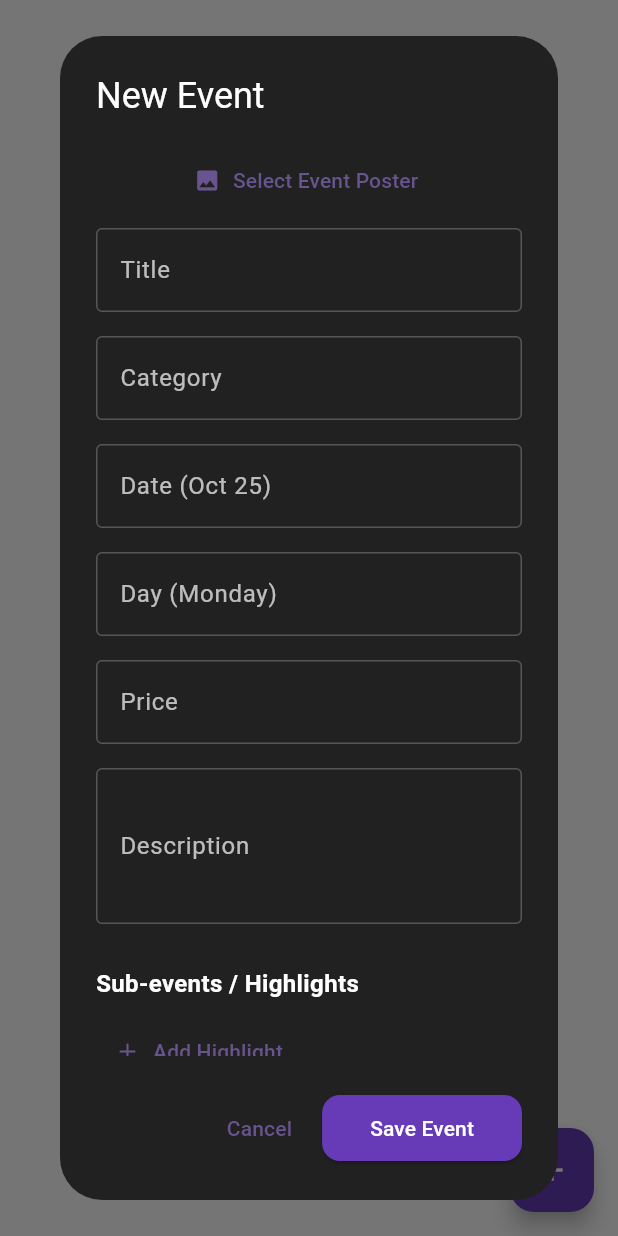
After one commit to MuhammadWaqas5775/Event_Oreintation-App, a Flutter app: the EventManagement screen opened directly, after a tap on the "add" icon, on a phone screen of 412 x 824 dp. The commit adds this screen. Run offline on Flutter 3.47's test engine with Material 3 defaults, Android fonts, the phone set to English and light mode, and no system bars; our stand-ins replace carousel_slider, cloud_firestore, dio, firebase_auth, firebase_core, flutter_dotenv and 6 more; missing offline and left inert: circular_bottom_navigation, cloudinary_public, flutter_stripe; accounts and stored records are empty.

Commit message:
resolve some errors related to .env import

```diff
--- /dev/null
+++ b/lib/AdminPage.dart
@@ -0,0 +1,350 @@
+import 'dart:io';
+import 'package:firebase_auth/firebase_auth.dart';
+import 'package:flutter/foundation.dart';
+import 'package:flutter/material.dart';
+import 'package:image_picker/image_picker.dart';
+import 'package:ueo_app/services/admin_service.dart';
+
+class AdminPage extends StatefulWidget {
+  const AdminPage({super.key});
+
+  @override
+  State<AdminPage> createState() => _AdminPageState();
+}
+
+class _AdminPageState extends State<AdminPage> {
+  final AdminService _adminService = AdminService();
+  int _selectedIndex = 0;
+
+  void _logout() async {
+    await FirebaseAuth.instance.signOut();
+    if (mounted) {
+      Navigator.pushReplacementNamed(context, "/");
+    }
+  }
+
+  @override
+  Widget build(BuildContext context) {
+    return Scaffold(
+      extendBodyBehindAppBar: true,
+      appBar: AppBar(
+        title: const Text("Admin Panel", style: TextStyle(color: Colors.white, fontWeight: FontWeight.bold)),
+        backgroundColor: Colors.transparent,
+        elevation: 0,
+        iconTheme: const IconThemeData(color: Colors.white),
+      ),
+      body: Stack(
+        children: [
+          Positioned.fill(child: Image.asset("assets/background.png", fit: BoxFit.cover)),
+          Positioned.fill(child: Container(color: Colors.black.withOpacity(0.6))),
+          SafeArea(
+            child: Row(
+              children: [
+                NavigationRail(
+                  backgroundColor: Colors.transparent,
+                  selectedIndex: _selectedIndex,
+                  onDestinationSelected: (int index) {
+                    if (index == 2) {
+                      _logout();
+                    } else {
+                      setState(() => _selectedIndex = index);
+                    }
+                  },
+                  labelType: NavigationRailLabelType.all,
+                  selectedIconTheme: const IconThemeData(color: Colors.deepPurpleAccent),
+                  unselectedIconTheme: const IconThemeData(color: Colors.white70),
+                  selectedLabelTextStyle: const TextStyle(color: Colors.deepPurpleAccent),
+                  unselectedLabelTextStyle: const TextStyle(color: Colors.white70),
+                  destinations: const [
+                    NavigationRailDestination(icon: Icon(Icons.event), label: Text('Events')),
+                    NavigationRailDestination(icon: Icon(Icons.people), label: Text('Users')),
+                    NavigationRailDestination(icon: Icon(Icons.logout), label: Text('Logout')),
+                  ],
+                ),
+                const VerticalDivider(thickness: 1, width: 1, color: Colors.white10),
+                Expanded(
+                  child: _selectedIndex == 0 ? const EventManagement() : const UserManagement(),
+                ),
+              ],
+            ),
+          ),
+        ],
+      ),
+    );
+  }
+}
+
+class EventManagement extends StatelessWidget {
+  const EventManagement({super.key});
+
+  @override
+  Widget build(BuildContext context) {
+    final adminService = AdminService();
+    return Scaffold(
+      backgroundColor: Colors.transparent,
+      floatingActionButton: FloatingActionButton(
+        backgroundColor: Colors.deepPurple,
+        onPressed: () => showDialog(context: context, builder: (_) => const EventDialog()),
+        child: const Icon(Icons.add, color: Colors.white),
+      ),
+      body: StreamBuilder<List<Map<String, dynamic>>>(
+        stream: adminService.getEvents(),
+        builder: (context, snapshot) {
+          if (snapshot.hasError) return Center(child: Text("Error: ${snapshot.error}", style: const TextStyle(color: Colors.white)));
+          if (!snapshot.hasData) return const Center(child: CircularProgressIndicator());
+
+          final events = snapshot.data!;
+          return ListView.builder(
+            padding: const EdgeInsets.all(16),
+            itemCount: events.length,
+            itemBuilder: (context, index) {
+              final event = events[index];
+              return Card(
+                color: Colors.white.withOpacity(0.1),
+                margin: const EdgeInsets.only(bottom: 12),
+                child: ListTile(
+                  leading: ClipRRect(
+                    borderRadius: BorderRadius.circular(8),
+                    child: Image.network(
+                      event['detail'][0]['imgurl'],
+                      width: 50, height: 50, fit: BoxFit.cover,
+                      errorBuilder: (_, __, ___) => const Icon(Icons.broken_image, color: Colors.white)
+                    ),
+                  ),
+                  title: Text(event['title'], style: const TextStyle(color: Colors.white, fontWeight: FontWeight.bold)),
+                  subtitle: Text("${event['category']} • Rs ${event['price']}", style: const TextStyle(color: Colors.white70)),
+                  trailing: Row(
+                    mainAxisSize: MainAxisSize.min,
+                    children: [
+                      IconButton(icon: const Icon(Icons.edit, color: Colors.blueAccent), onPressed: () => showDialog(context: context, builder: (_) => EventDialog(event: event))),
+                      IconButton(icon: const Icon(Icons.delete, color: Colors.redAccent), onPressed: () => adminService.deleteEvent(event['id'])),
+                    ],
+                  ),
+                ),
+              );
+            },
+          );
+        },
+      ),
+    );
+  }
+}
+
+class UserManagement extends StatelessWidget {
+  const UserManagement({super.key});
+
+  @override
+  Widget build(BuildContext context) {
+    final adminService = AdminService();
+    return StreamBuilder<List<Map<String, dynamic>>>(
+      stream: adminService.getUsers(),
+      builder: (context, snapshot) {
+        if (snapshot.hasError) return Center(child: Text("Error: ${snapshot.error}", style: const TextStyle(color: Colors.white)));
+        if (!snapshot.hasData) return const Center(child: CircularProgressIndicator());
+
+        final users = snapshot.data!;
+        return ListView.builder(
+          padding: const EdgeInsets.all(16),
+          itemCount: users.length,
+          itemBuilder: (context, index) {
+            final user = users[index];
+            return Card(
+              color: Colors.white.withOpacity(0.1),
+              child: ListTile(
+                leading: CircleAvatar(
+                  backgroundImage: (user['profileImageUrl'] != null && user['profileImageUrl'] != "") ? NetworkImage(user['profileImageUrl']) : null,
+                  child: user['profileImageUrl'] == null ? const Icon(Icons.person) : null,
+                ),
+                title: Text(user['displayName'] ?? "User", style: const TextStyle(color: Colors.white)),
+                subtitle: Text(user['email'] ?? "", style: const TextStyle(color: Colors.white70)),
+                trailing: IconButton(
+                  icon: const Icon(Icons.delete, color: Colors.redAccent),
+                  onPressed: () => adminService.deleteUser(user['uid']),
+                ),
+              ),
+            );
+          },
+        );
+      },
+    );
+  }
+}
+
+class EventDialog extends StatefulWidget {
+  final Map<String, dynamic>? event;
+  const EventDialog({super.key, this.event});
+  @override
+  State<EventDialog> createState() => _EventDialogState();
+}
+
+class _EventDialogState extends State<EventDialog> {
+  final _formKey = GlobalKey<FormState>();
+  final AdminService _adminService = AdminService();
+  late TextEditingController _title, _cat, _date, _day, _price, _desc;
+  List<Map<String, dynamic>> _subEvents = [];
+  XFile? _imageFile;
+  bool _isSaving = false;
+
+  @override
+  void initState() {
+    super.initState();
+    _title = TextEditingController(text: widget.event?['title']);
+    _cat = TextEditingController(text: widget.event?['category']);
+    _date = TextEditingController(text: widget.event?['date']);
+    _day = TextEditingController(text: widget.event?['day']);
+    _price = TextEditingController(text: widget.event?['price']);
+    _desc = TextEditingController(text: widget.event?['detail'][0]['description']);
+    if (widget.event != null && widget.event!['subevents'] != null) {
+      _subEvents = List<Map<String, dynamic>>.from(widget.event!['subevents']);
+    }
+  }
+
+  void _addSubEvent() {
+    setState(() => _subEvents.add({"description": ""}));
+  }
+
+  void _removeSubEvent(int index) {
+    setState(() => _subEvents.removeAt(index));
+  }
+
+  @override
+  Widget build(BuildContext context) {
+    return AlertDialog(
+      backgroundColor: Colors.grey[900],
+      title: Text(widget.event == null ? "New Event" : "Edit Event", style: const TextStyle(color: Colors.white)),
+      content: SizedBox(
+        width: 500,
+        child: SingleChildScrollView(
+          child: Form(
+            key: _formKey,
+            child: Column(
+              crossAxisAlignment: CrossAxisAlignment.start,
+              children: [
+                Center(
+                  child: Column(
+                    children: [
+                      if (_imageFile != null)
+                        ClipRRect(
+                          borderRadius: BorderRadius.circular(10),
+                          child: kIsWeb ? Image.network(_imageFile!.path, height: 150) : Image.file(File(_imageFile!.path), height: 150)
+                        )
+                      else if (widget.event != null)
+                        ClipRRect(
+                          borderRadius: BorderRadius.circular(10),
+                          child: Image.network(widget.event!['detail'][0]['imgurl'], height: 150, fit: BoxFit.cover)
+                        ),
+                      TextButton.icon(
+                        onPressed: () async {
+                          final picked = await ImagePicker().pickImage(source: ImageSource.gallery);
+                          if (picked != null) setState(() => _imageFile = picked);
+                        },
+                        icon: const Icon(Icons.image),
+                        label: const Text("Select Event Poster")
+                      ),
+                    ],
+                  ),
+                ),
+                _buildField(_title, "Title"),
+                _buildField(_cat, "Category"),
+                _buildField(_date, "Date (Oct 25)"),
+                _buildField(_day, "Day (Monday)"),
+                _buildField(_price, "Price"),
+                _buildField(_desc, "Description", maxLines: 3),
+                const SizedBox(height: 20),
+                const Text("Sub-events / Highlights", style: TextStyle(color: Colors.white, fontWeight: FontWeight.bold, fontSize: 16)),
+                const SizedBox(height: 10),
+                ..._subEvents.asMap().entries.map((entry) {
+                  int idx = entry.key;
+                  return Padding(
+                    padding: const EdgeInsets.only(bottom: 8.0),
+                    child: Row(
+                      children: [
+                        Expanded(
+                          child: TextFormField(
+                            initialValue: _subEvents[idx]['description'],
+                            style: const TextStyle(color: Colors.white),
+                            decoration: const InputDecoration(
+                              hintText: "Subevent description",
+                              hintStyle: TextStyle(color: Colors.white38),
+                              enabledBorder: UnderlineInputBorder(borderSide: BorderSide(color: Colors.white24)),
+                            ),
+                            onChanged: (v) => _subEvents[idx]['description'] = v,
+                          ),
+                        ),
+                        IconButton(icon: const Icon(Icons.remove_circle, color: Colors.redAccent), onPressed: () => _removeSubEvent(idx)),
+                      ],
+                    ),
+                  );
+                }).toList(),
+                TextButton.icon(onPressed: _addSubEvent, icon: const Icon(Icons.add), label: const Text("Add Highlight")),
+              ],
+            ),
+          ),
+        ),
+      ),
+      actions: [
+        TextButton(onPressed: () => Navigator.pop(context), child: const Text("Cancel")),
+        _isSaving ? const CircularProgressIndicator() : ElevatedButton(
+          style: ElevatedButton.styleFrom(backgroundColor: Colors.deepPurple),
+          onPressed: _save,
+          child: const Text("Save Event", style: TextStyle(color: Colors.white))
+        ),
+      ],
+    );
+  }
+
+  Widget _buildField(TextEditingController controller, String label, {int maxLines = 1}) {
+    return Padding(
+      padding: const EdgeInsets.symmetric(vertical: 8.0),
+      child: TextFormField(
+        controller: controller,
+        maxLines: maxLines,
+        style: const TextStyle(color: Colors.white),
+        decoration: InputDecoration(
+          labelText: label,
+          labelStyle: const TextStyle(color: Colors.white70),
+          enabledBorder: const OutlineInputBorder(borderSide: BorderSide(color: Colors.white24)),
+          focusedBorder: const OutlineInputBorder(borderSide: BorderSide(color: Colors.deepPurple)),
+        ),
+        validator: (v) => v!.isEmpty ? "Required" : null,
+      ),
+    );
+  }
+
+  Future<void> _save() async {
+    if (!_formKey.currentState!.validate()) return;
+    setState(() => _isSaving = true);
+    try {
+      if (widget.event == null) {
+        await _adminService.addEvent(
+          title: _title.text,
+          category: _cat.text,
+          date: _date.text,
+          day: _day.text,
+          price: _price.text,
+          description: _desc.text,
+          imageFile: _imageFile,
+          subEvents: _subEvents
+        );
+      } else {
+        await _adminService.updateEvent(
+          eventId: widget.event!['id'],
+          title: _title.text,
+          category: _cat.text,
+          date: _date.text,
+          day: _day.text,
+          price: _price.text,
+          description: _desc.text,
+          newImageFile: _imageFile,
+          existingImageUrl: widget.event!['detail'][0]['imgurl'],
+          subEvents: _subEvents
+        );
+      }
+      Navigator.pop(context);
+    } catch (e) {
+      ScaffoldMessenger.of(context).showSnackBar(SnackBar(content: Text("Error: $e")));
+    } finally {
+      setState(() => _isSaving = false);
+    }
+  }
+}
--- a/lib/main.dart
+++ b/lib/main.dart
@@ -5,8 +5,8 @@ import 'package:provider/provider.dart';
 import 'package:ueo_app/AdminPage.dart';
 import 'package:ueo_app/SplashScreen.dart';
 import 'package:ueo_app/theme_provider.dart';
-import 'package:ueo_app/const.dart';
 import 'package:ueo_app/notification_service.dart';
+import 'package:flutter_dotenv/flutter_dotenv.dart';
 import 'Loginscreen.dart';
 import 'Signupscreen.dart';
 import 'HomePage.dart';
--- /dev/null
+++ b/lib/services/admin_service.dart
@@ -0,0 +1,131 @@
+import 'package:cloud_firestore/cloud_firestore.dart';
+import 'package:cloudinary_public/cloudinary_public.dart';
+import 'package:image_picker/image_picker.dart';
+
+class AdminService {
+  final FirebaseFirestore _firestore = FirebaseFirestore.instance;
+  final CloudinaryPublic _cloudinary = CloudinaryPublic('dcfpfknn1', 'ueoapp', cache: false);
+
+  // --- Event Management ---
+
+  Stream<List<Map<String, dynamic>>> getEvents() {
+    return _firestore.collection('events').snapshots().map((snapshot) {
+      return snapshot.docs.map((doc) {
+        final data = doc.data();
+        data['id'] = doc.id;
+        return data;
+      }).toList();
+    });
+  }
+
+  Future<void> addEvent({
+    required String title,
+    required String category,
+    required String date,
+    required String day,
+    required String price,
+    required String description,
+    required XFile? imageFile,
+    required List<Map<String, dynamic>> subEvents,
+  }) async {
+    String? imageUrl;
+
+    if (imageFile != null) {
+      print("Starting image upload to Cloudinary...");
+      try {
+        final CloudinaryResponse response = await _cloudinary.uploadFile(
+          CloudinaryFile.fromFile(imageFile.path, resourceType: CloudinaryResourceType.Image),
+        );
+        imageUrl = response.secureUrl;
+        print("Image uploaded successfully! URL: $imageUrl");
+      } catch (e) {
+        print("Cloudinary Upload Error: $e");
+        throw Exception("Cloudinary Upload Failed: $e");
+      }
+    }
+
+    if (imageUrl == null || imageUrl.isEmpty) {
+      print("Warning: Image URL is null or empty after upload. Using placeholder.");
+      imageUrl = ""; // You can put a default image URL here if you want
+    }
+
+    print("Saving event to Firestore...");
+    await _firestore.collection('events').add({
+      'title': title,
+      'category': category,
+      'date': date,
+      'day': day,
+      'price': price,
+      'detail': [{
+        'description': description,
+        'imgurl': imageUrl,
+      }],
+      'subevents': subEvents,
+      'createdAt': FieldValue.serverTimestamp(),
+    });
+    print("Event saved to Firestore successfully!");
+  }
+
+  Future<void> updateEvent({
+    required String eventId,
+    required String title,
+    required String category,
+    required String date,
+    required String day,
+    required String price,
+    required String description,
+    XFile? newImageFile,
+    String? existingImageUrl,
+    required List<Map<String, dynamic>> subEvents,
+  }) async {
+    String? imageUrl = existingImageUrl;
+
+    if (newImageFile != null) {
+      print("Uploading new image to Cloudinary...");
+      try {
+        final CloudinaryResponse response = await _cloudinary.uploadFile(
+          CloudinaryFile.fromFile(newImageFile.path, resourceType: CloudinaryResourceType.Image),
+        );
+        imageUrl = response.secureUrl;
+        print("New image uploaded: $imageUrl");
+      } catch (e) {
+        print("Cloudinary Update Error: $e");
+        throw Exception("Cloudinary Update Failed: $e");
+      }
+    }
+
+    await _firestore.collection('events').doc(eventId).update({
+      'title': title,
+      'category': category,
+      'date': date,
+      'day': day,
+      'price': price,
+      'detail': [{
+        'description': description,
+        'imgurl': imageUrl ?? '',
+      }],
+      'subevents': subEvents,
+    });
+    print("Event updated in Firestore.");
+  }
+
+  Future<void> deleteEvent(String eventId) async {
+    await _firestore.collection('events').doc(eventId).delete();
+  }
+
+  // --- User Management ---
+
+  Stream<List<Map<String, dynamic>>> getUsers() {
+    return _firestore.collection('users').snapshots().map((snapshot) {
+      return snapshot.docs.map((doc) {
+        final data = doc.data();
+        data['uid'] = doc.id;
+        return data;
+      }).toList();
+    });
+  }
+
+  Future<void> deleteUser(String uid) async {
+    await _firestore.collection('users').doc(uid).delete();
+  }
+}
--- a/pubspec.yaml
+++ b/pubspec.yaml
@@ -31,7 +31,7 @@ dependencies:
   flutter_local_notifications: ^17.2.2
   firebase_messaging: ^16.1.0
   timezone: ^0.9.2
-
+  flutter_dotenv: ^6.0.0
 dev_dependencies:
   flutter_test:
     sdk: flutter
```
Also changed, not shown: pubspec.lock.
